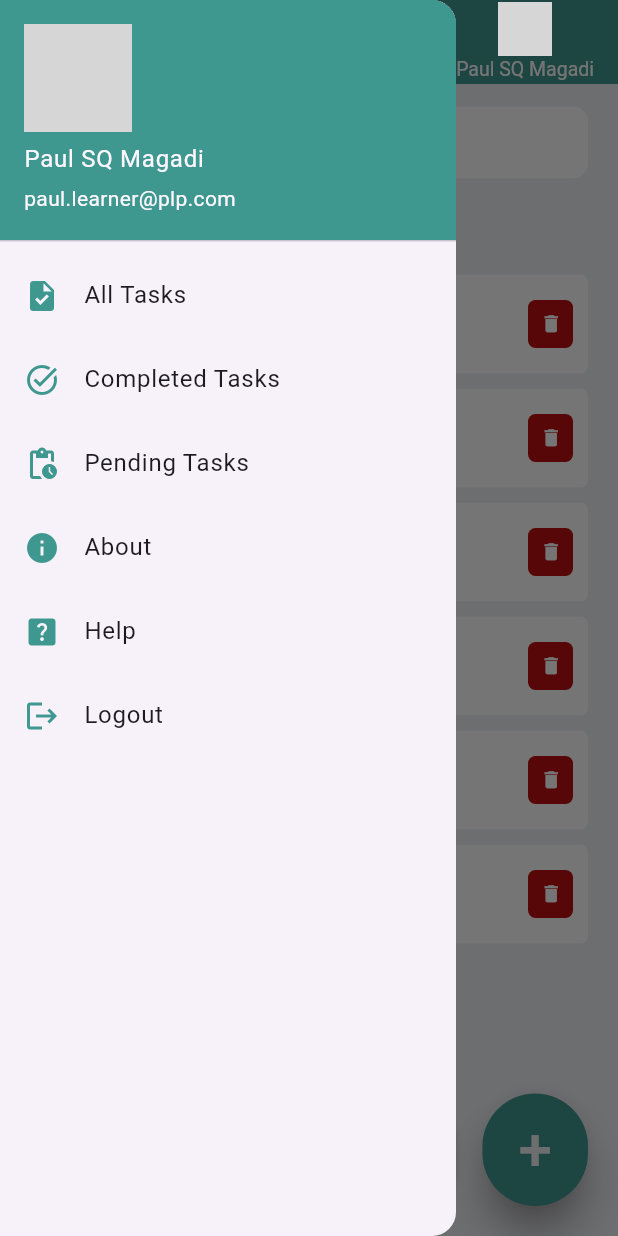
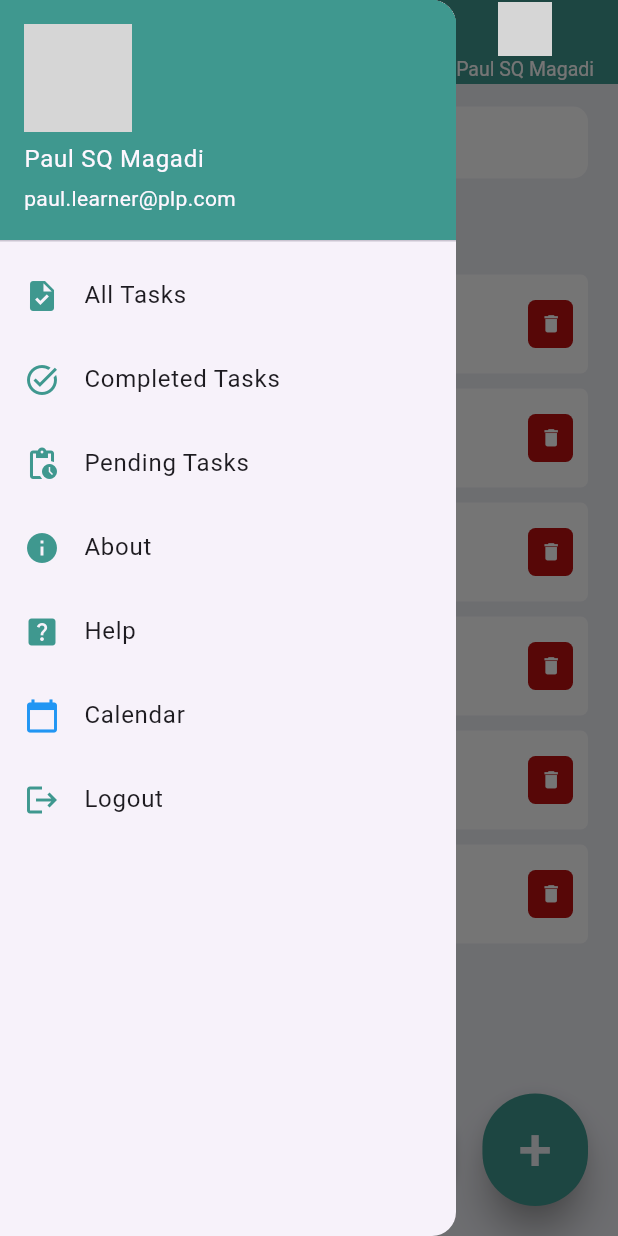
Before and after one commit to paulmagadi/PLP, a Flutter app: the screen it shows after launch, with the side drawer open, on a phone screen of 412 x 824 dp. Run offline on Flutter 3.47's test engine with Material 3 defaults, Android fonts, the phone set to English and light mode, and no system bars; our stand-ins replace table_calendar; grey boxes are pictures that could not be loaded.

Commit message:
modified:   DART-and FLUTTER-HACKATHON-2/to_do_app/lib/screens/home.dart

```diff
--- a/DART-and FLUTTER-HACKATHON-2/to_do_app/lib/screens/home.dart
+++ b/DART-and FLUTTER-HACKATHON-2/to_do_app/lib/screens/home.dart
@@ -201,6 +201,13 @@ class _HomeState extends State<Home> {
               },
             ),
             ListTile(
+              title: const Text('Calendar'),
+              leading: const Icon(Icons.calendar_today, color: Colors.blue),
+              onTap: () {
+                Navigator.pushNamed(context, '/calendar');
+              },
+            ),
+            ListTile(
               title: const Text('Logout'),
               leading: const Icon(
                 Icons.logout,
```
